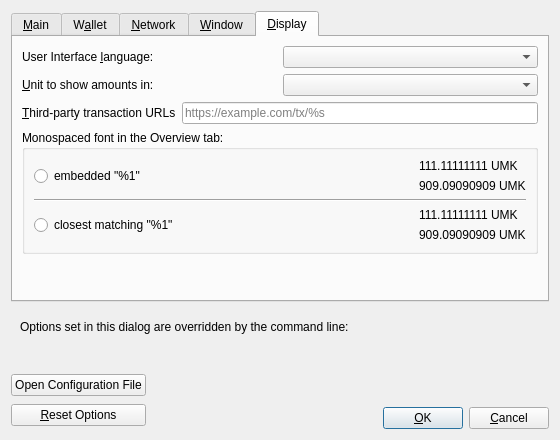
This is src/qt/forms/optionsdialog.ui in umkoin/umkoin as Qt 5 draws it before an edit. The edited form follows.
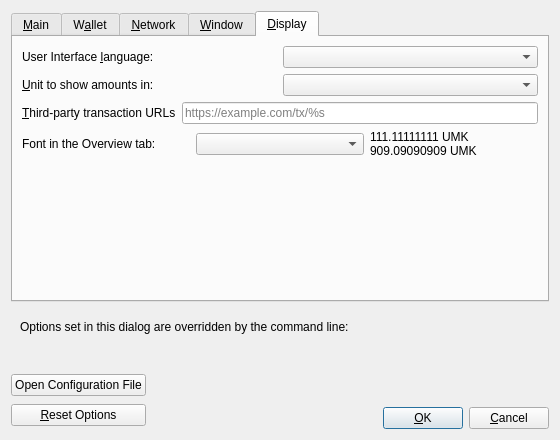
This is the edited form. The open tabs and pages were chosen to show the change. Custom widgets are drawn as their Qt base class.

What changed in the file:
```diff
--- a/src/qt/forms/optionsdialog.ui
+++ b/src/qt/forms/optionsdialog.ui
@@ -772,104 +772,29 @@
         </layout>
        </item>
        <item>
-        <widget class="QGroupBox" name="font_groupBox">
-         <property name="title">
-          <string>Monospaced font in the Overview tab:</string>
-         </property>
-         <layout class="QVBoxLayout" name="font_verticalLayout">
+        <layout class="QHBoxLayout" name="horizontalLayout_4_Display">
           <item>
-           <layout class="QHBoxLayout" name="embeddedFont_horizontalLayout">
-            <item>
-             <widget class="QRadioButton" name="embeddedFont_radioButton">
+          <widget class="QLabel" name="moneyFontLabel">
               <property name="text">
-               <string>embedded &quot;%1&quot;</string>
-              </property>
-             </widget>
-            </item>
-            <item>
-             <spacer name="embeddedFont_horizontalSpacer">
-              <property name="orientation">
-               <enum>Qt::Horizontal</enum>
-              </property>
-              <property name="sizeHint" stdset="0">
-               <size>
-                <width>40</width>
-                <height>20</height>
-               </size>
-              </property>
-             </spacer>
-            </item>
-            <item>
-             <layout class="QVBoxLayout" name="embeddedFont_verticalLayout">
-              <item>
-               <widget class="QLabel" name="embeddedFont_label_1">
-                <property name="text">
-                 <string notr="true">111.11111111 UMK</string>
-                </property>
+            <string>Font in the Overview tab: </string>
+           </property>
+           <property name="buddy">
+            <cstring>moneyFont</cstring>
+           </property>
                </widget>
               </item>
               <item>
-               <widget class="QLabel" name="embeddedFont_label_9">
-                <property name="text">
-                 <string notr="true">909.09090909 UMK</string>
-                </property>
-               </widget>
-              </item>
-             </layout>
-            </item>
-           </layout>
-          </item>
+          <widget class="QComboBox" name="moneyFont"/>
+         </item>
           <item>
-           <widget class="Line" name="font_line">
-            <property name="orientation">
-             <enum>Qt::Horizontal</enum>
-            </property>
-           </widget>
-          </item>
-          <item>
-           <layout class="QHBoxLayout" name="systemFont_horizontalLayout">
-            <item>
-             <widget class="QRadioButton" name="systemFont_radioButton">
+          <widget class="QLabel" name="moneyFont_preview">
               <property name="text">
-               <string>closest matching &quot;%1&quot;</string>
+            <string notr="true">111.11111111 UMK
+909.09090909 UMK</string>
               </property>
              </widget>
             </item>
-            <item>
-             <spacer name="systemFont_horizontalSpacer">
-              <property name="orientation">
-               <enum>Qt::Horizontal</enum>
-              </property>
-              <property name="sizeHint" stdset="0">
-               <size>
-                <width>40</width>
-                <height>20</height>
-               </size>
-              </property>
-             </spacer>
-            </item>
-            <item>
-             <layout class="QVBoxLayout" name="systemFont_verticalLayout">
-              <item>
-               <widget class="QLabel" name="systemFont_label_1">
-                <property name="text">
-                 <string notr="true">111.11111111 UMK</string>
-                </property>
-               </widget>
-              </item>
-              <item>
-               <widget class="QLabel" name="systemFont_label_9">
-                <property name="text">
-                 <string notr="true">909.09090909 UMK</string>
-                </property>
-               </widget>
-              </item>
-             </layout>
-            </item>
-           </layout>
-          </item>
-         </layout>
-        </widget>
+        </layout>
        </item>
        <item>
         <spacer name="verticalSpacer_Display">
```
Lines whose indentation alone changed are shown as unchanged.
